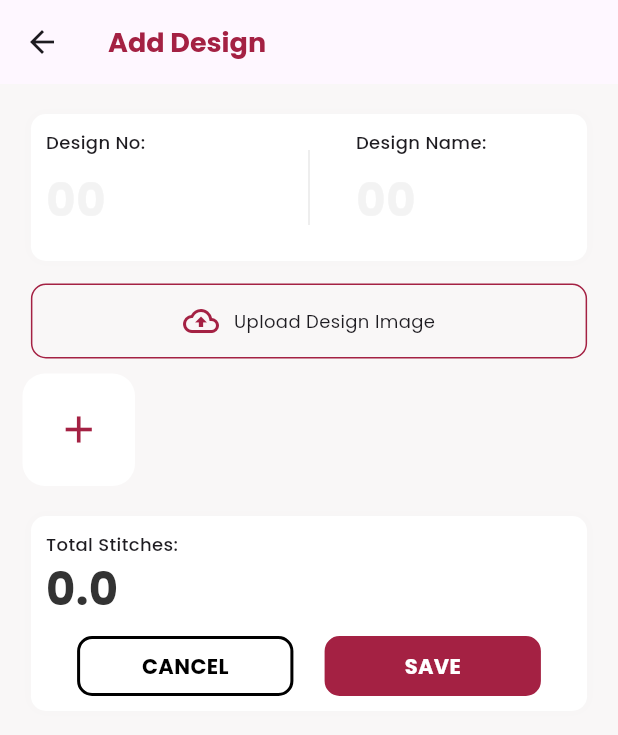
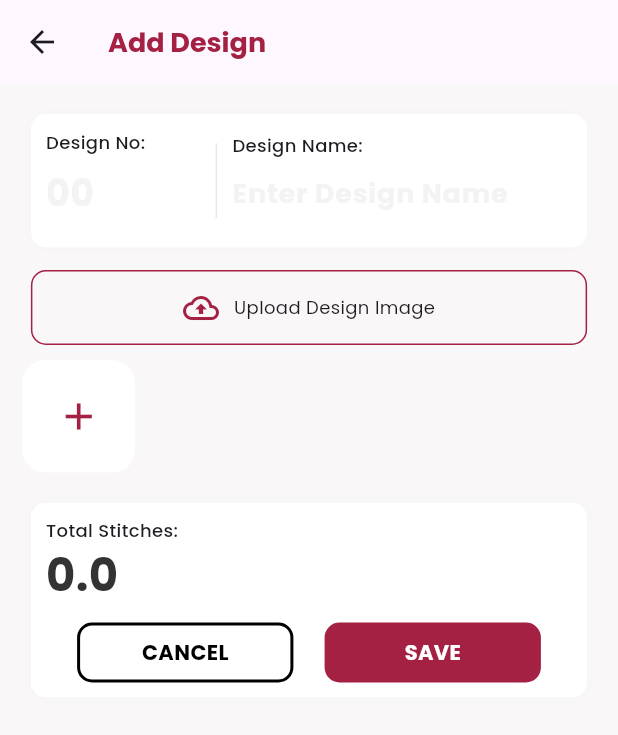
Before and after one commit to Shubhamlathiyaio/Embric, a Flutter app: the AddDesignView screen opened directly, after a tap on the "add" icon, on a phone screen of 412 x 824 dp. Shown: the top 735 px of the screen. Run offline on Flutter 3.47's test engine with Material 3 defaults, Android fonts, the phone set to English and light mode, and no system bars; our stand-ins replace flutter_svg, fluttertoast, get, google_fonts, image_picker, permission_handler and 2 more; accounts and stored records are empty; network calls fail.

Commit message:
Image done

```diff
--- a/lib/controllers/design_controller.dart
+++ b/lib/controllers/design_controller.dart
@@ -1,3 +1,5 @@
+import 'package:calculator/helpers/colors.dart';
+import 'package:calculator/screens/add_design_view.dart';
 import 'package:flutter/material.dart';
 import 'package:get/get.dart';
 import 'package:calculator/models/design.dart';
@@ -7,10 +9,14 @@ import 'package:image_picker/image_picker.dart';
 class DesignController extends GetxController {
   // Design Model with Observable
   final Rx<Design> design = Design(
-    cPallu: DesignPart(type: DesignPartType.cPallu),
-    pallu: DesignPart(type: DesignPartType.pallu),
-    stk: DesignPart(type: DesignPartType.stk),
-    blz: DesignPart(type: DesignPartType.blz),
+    cPallu: DesignPart(
+        type: DesignPartType.cPallu, head: getDefault(DesignPartType.cPallu)),
+    pallu: DesignPart(
+        type: DesignPartType.pallu, head: getDefault(DesignPartType.pallu)),
+    stk: DesignPart(
+        type: DesignPartType.stk, head: getDefault(DesignPartType.stk)),
+    blz: DesignPart(
+        type: DesignPartType.blz, head: getDefault(DesignPartType.blz)),
     stitchRate: '0.4',
     addOnPrice: '',
   ).obs;
@@ -18,6 +24,8 @@ class DesignController extends GetxController {
   // Controllers for stitchRate and addOnPrice
   final stitchRateController = TextEditingController(text: '0.4');
   final addOnPriceController = TextEditingController();
+  final designNumberController = TextEditingController();
+  final designNameController = TextEditingController();
 
   // Accessors
   DesignPart get cPallu => design.value.cPallu;
@@ -27,6 +35,9 @@ class DesignController extends GetxController {
 
   double get stitchRate => double.tryParse(stitchRateController.text) ?? 0;
   double get addOnPrice => double.tryParse(addOnPriceController.text) ?? 0;
+
+  String get designNumber => designNumberController.text;
+  String get designName => designNameController.text;
 
   // Totals
   final cPalluTotal = 0.0.obs;
@@ -89,9 +100,38 @@ class DesignController extends GetxController {
     // Clear global controllers
     stitchRateController.clear();
     addOnPriceController.clear();
+    designNumberController.clear();
+    designNameController.clear();
 
     // Reset totals
     updateTotal();
+  }
+
+  bool isAllPartHasData() {
+    for (var part in [cPallu, pallu, stk, blz]) {
+      if (!(part.headController.text != '' &&
+          part.stitchesController.text != '')) return false;
+    }
+    return true;
+  }
+
+  void validator() {
+    // Check if Design Number and Name are not empty
+    if (isAllPartHasData() &&
+        stitchRateController.text != '' &&
+        addOnPriceController.text != '') {
+      Get.to(() => AddDesignView());
+    } else {
+      Get.snackbar(
+        "Validation Error",
+        "Any Field Can Not Empty",
+        backgroundColor: AppColors.redcolor.withOpacity(.6),
+        barBlur: 8,
+        colorText: Colors.white,
+      );
+
+      // If fields are not empty, navigate to AddDesignView
+    }
   }
 
   RxList<String> designImages = <String>[].obs;
--- a/lib/screens/add_design_view.dart
+++ b/lib/screens/add_design_view.dart
@@ -1,18 +1,17 @@
 import 'dart:io';
-
 import 'package:calculator/controllers/design_controller.dart';
 import 'package:calculator/helpers/colors.dart';
 import 'package:flutter/material.dart';
 import 'package:get/get.dart';
 import 'package:google_fonts/google_fonts.dart';
 import 'package:image_picker/image_picker.dart';
+import 'package:permission_handler/permission_handler.dart';
 
 import '../helpers/common_widget.dart';
 
 class AddDesignView extends StatelessWidget {
   AddDesignView({super.key});
-  final design = Get.find<DesignController>();
-  final List<String> designImages = [];
+  final DesignController design = Get.find<DesignController>();
 
   @override
   Widget build(BuildContext context) {
@@ -33,9 +32,9 @@ class AddDesignView extends StatelessWidget {
               const SizedBox(height: 20),
               _buildDesignInputCard(),
               const SizedBox(height: 15),
-              _buildUploadButton(),
+              _buildUploadButton(design.designImages),
               const SizedBox(height: 10),
-              _buildImagePreviewList(designImages),
+              _buildImagePreviewList(design.designImages),
               const SizedBox(height: 20),
               _buildSummaryCard(),
             ],
@@ -54,18 +53,22 @@ class AddDesignView extends StatelessWidget {
       child: Row(
         mainAxisAlignment: MainAxisAlignment.spaceBetween,
         children: [
-            _buildTextFieldColumn("Design No:"),
+          // Design Number on the left (balanced size)
+          _buildTextFieldColumn("Design No:", design.designNumberController, TextInputType.number, Get.width * 0.25, true),
+
           _divider(),
-            _buildTextFieldColumn("Design Name:"),
+
+          // Design Name on the right (balanced size)
+          _buildTextFieldColumn("Design Name:", design.designNameController, TextInputType.text, Get.width * 0.55, false),
         ],
       ),
     ),
   );
 }
 
-  Widget _buildTextFieldColumn(String label) {
+Widget _buildTextFieldColumn(String label, TextEditingController controller, TextInputType keyboardType, double width, bool isSmall) {
   return SizedBox(
-      width: Get.width * 0.35,
+    width: width,
     child: Column(
       crossAxisAlignment: CrossAxisAlignment.start,
       children: [
@@ -75,12 +78,17 @@ class AddDesignView extends StatelessWidget {
           textWeight: FontWeight.w500,
         ),
         TextFormField(
-            style: const TextStyle(fontSize: 30, fontWeight: FontWeight.bold),
+          controller: controller,
+          style: TextStyle(
+            fontSize: isSmall ?  24:18, // Adjust font size for balance
+            fontWeight: FontWeight.bold,
+          ),
+          keyboardType: keyboardType,
           decoration: InputDecoration(
             border: InputBorder.none,
-              hintText: "00",
+            hintText: isSmall ? "00" : "Enter Design Name", // Adjust hint text
             hintStyle: GoogleFonts.poppins(
-                fontSize: 30,
+              fontSize: isSmall ?  24:18, // Consistent font size adjustments
               fontWeight: FontWeight.bold,
               color: AppColors.softtextcolor.withOpacity(.5),
             ),
@@ -91,6 +99,7 @@ class AddDesignView extends StatelessWidget {
   );
 }
 
+
   Widget _divider() {
     return Container(
       height: 50,
@@ -99,8 +108,17 @@ class AddDesignView extends StatelessWidget {
     );
   }
 
-  Widget _buildUploadButton() {
-    return Container(
+  Widget _buildUploadButton(RxList<String> images) {
+    return GestureDetector(
+      onTap: () => images.length < 5
+          ? pickImage(images)
+          : Get.snackbar(
+              backgroundColor: Colors.black54,
+              barBlur: 8,
+              colorText: Colors.white,
+              "Can Not Upload More",
+              "You can not uplonde more then 5 images"),
+      child: Container(
         height: 50,
         width: Get.width * 0.9,
         decoration: BoxDecoration(
@@ -119,36 +137,45 @@ class AddDesignView extends StatelessWidget {
             ),
           ],
         ),
+      ),
     );
   }
 
-  Widget _buildImagePreviewList(List<String> images) {
+  Future<void> pickImage(RxList<String> imageList) async {
+    Permission permission =
+        Platform.isIOS ? Permission.photos : Permission.storage;
+    var status = await permission.request();
+
+    if (status.isGranted) {
+      final XFile? pickedFile =
+          await ImagePicker().pickImage(source: ImageSource.gallery);
+      if (pickedFile != null && imageList.length < 5) {
+        imageList.add(pickedFile.path);
+      }
+    } else {
+      print("Permission denied");
+      openAppSettings();
+    }
+  }
+
+  Widget _buildImagePreviewList(RxList<String> images) {
     // max 4 images + 1 add icon
     final showAddIcon = images.length < 5;
-    final itemCount = images.length + (showAddIcon ? 1 : 0);
 
-    return SizedBox(
+    return Obx(
+      () => SizedBox(
         height: 75,
         child: ListView.separated(
           scrollDirection: Axis.horizontal,
           padding: const EdgeInsets.symmetric(horizontal: 15),
-        itemCount: itemCount,
+          itemCount: design.designImages.length +
+              (design.designImages.length < 5 ? 1 : 0),
           separatorBuilder: (_, __) => const SizedBox(width: 10),
           itemBuilder: (context, index) {
-          // If it's the add icon card
-          if (showAddIcon && index == 0) {
+            if (showAddIcon && index == design.designImages.length) {
+              // Add icon goes to the end
               return GestureDetector(
-              onTap: () async {
-                final XFile? pickedFile =
-                    await ImagePicker().pickImage(source: ImageSource.gallery);
-
-                if (pickedFile != null) {
-                  // Check if the number of images is less than 5 before adding
-                  if (design.designImages.length < 5) {
-                    design.designImages.add(pickedFile.path);
-                  }
-                }
-              },
+                onTap: () => pickImage(images),
                 child: Container(
                   width: 75,
                   decoration: BoxDecoration(
@@ -160,29 +187,39 @@ class AddDesignView extends StatelessWidget {
                   ),
                 ),
               );
-          }
-
-          // Image card
-          final imageIndex = showAddIcon ? index - 1 : index;
-          final imagePath = images[imageIndex];
-
-          return Container(
-            width: 100,
+            } else {
+              // Show selected images first
+              final imagePath = design.designImages[index];
+              return Stack(
+                children: [
+                  Container(
+                    width: 75,
                     decoration: BoxDecoration(
                       borderRadius: BorderRadius.circular(15),
                       image: DecorationImage(
-                image: FileImage(File(imagePath)), // assumes local image path
+                        image: FileImage(File(imagePath)),
                         fit: BoxFit.cover,
                       ),
-              boxShadow: [
-                BoxShadow(
-                  color: AppColors.softtextcolor.withOpacity(.2),
-                  blurRadius: 5,
+                    ),
+                  ),
+                  Positioned(
+                    top: 4,
+                    right: 4,
+                    child: GestureDetector(
+                      onTap: () => images.removeAt(index),
+                      child: CircleAvatar(
+                        radius: 10,
+                        backgroundColor: Colors.black.withOpacity(0.5),
+                        child: const Icon(Icons.close,
+                            size: 14, color: Colors.white),
+                      ),
+                    ),
                   ),
                 ],
+              );
+            }
+          },
         ),
-          );
-        },
       ),
     );
   }
--- a/pubspec.yaml
+++ b/pubspec.yaml
@@ -41,6 +41,7 @@ dependencies:
   shared_preferences: ^2.5.3
   flutter_svg: ^2.1.0
   image_picker: ^1.1.2
+  permission_handler: ^12.0.0+1
 
 dev_dependencies:
   flutter_test:
```
Also changed, not shown: lib/models/design_part.dart (+10 -0 lines), lib/screens/home_screen.dart (+13 -11 lines), lib/screens/home_view.dart (+3 -4 lines), 3 other files. Lines whose indentation alone changed are shown as unchanged.
